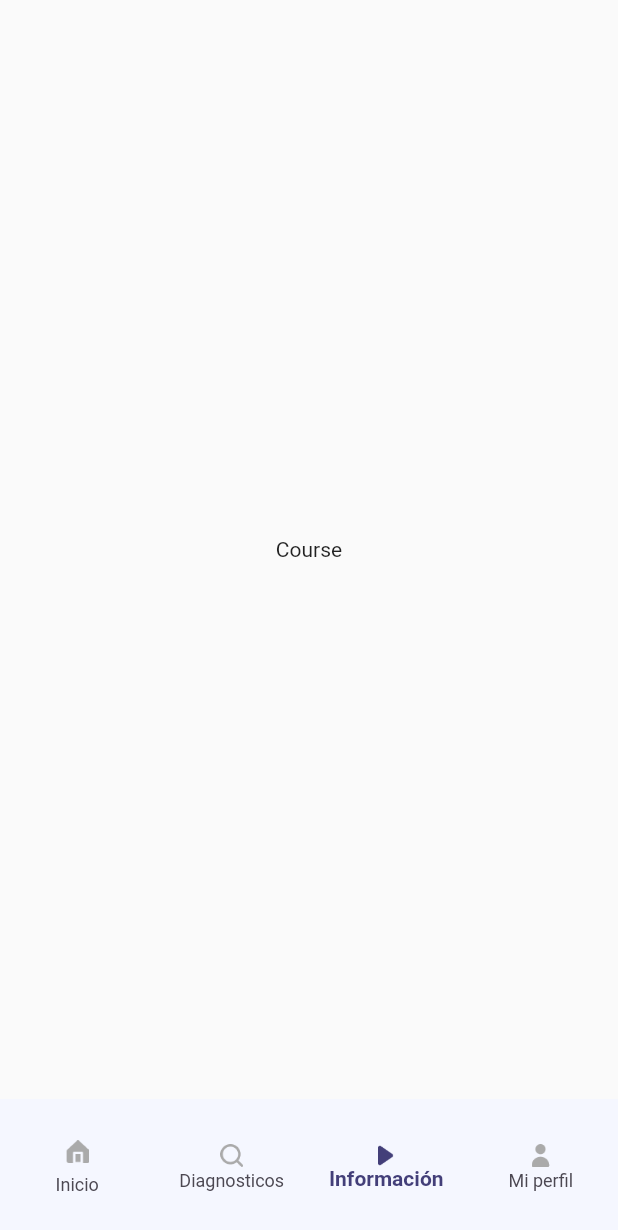
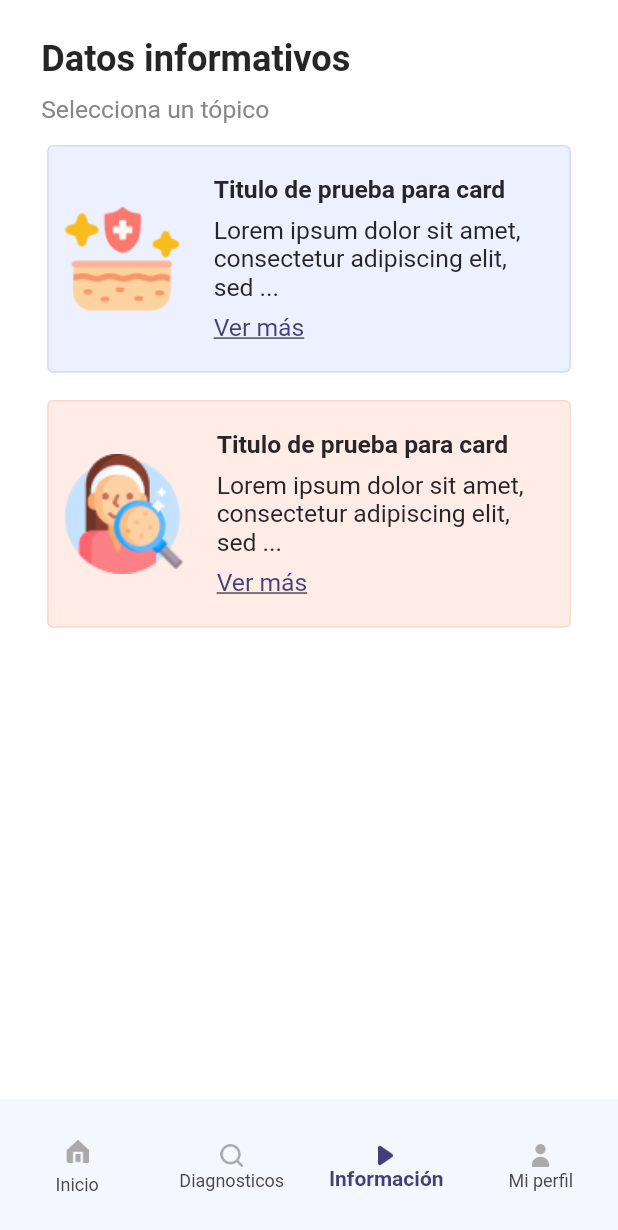
Before and after one commit to cledmir/dcp_movil, a Flutter app: the ApplicationPage screen opened directly, item 3 of the bottom bar chosen, on a phone screen of 412 x 824 dp. Shown: the top 1230 px of the screen. Run offline on Flutter 3.47's test engine with Material 2 defaults, Android fonts, the light colour scheme and no system bars; our stand-ins replace cloud_firestore, dots_indicator, firebase_auth, firebase_core, firebase_storage, flutter_bloc and 6 more; accounts and stored records are empty.

Commit message:
information

```diff
--- a/lib/common/routes/names.dart
+++ b/lib/common/routes/names.dart
@@ -13,4 +13,6 @@ class AppRoutes {
   static const SETTINGS_PAGE = "/settings";
   //Settings Page
   static const DIAGNOSIS_PAGE = "/diagnosis";
+  //Settings Page
+  static const INFORMATION_PAGE = "/information";
 }
--- a/lib/common/routes/pages.dart
+++ b/lib/common/routes/pages.dart
@@ -1,5 +1,7 @@
+import 'package:dcp_movil/pages/Information/information_page.dart';
 import 'package:dcp_movil/pages/diagnosis/bloc/diagnosis_page_blocs.dart';
 import 'package:dcp_movil/pages/diagnosis/diagnosis_page.dart';
+import 'package:dcp_movil/pages/information/bloc/information_page_blocs.dart';
 import 'package:flutter/cupertino.dart';
 import 'package:flutter/material.dart';
 import 'package:flutter_bloc/flutter_bloc.dart';
@@ -63,6 +65,12 @@ class AppPages {
           bloc: BlocProvider(
             create: (_) => DiagnosispageBlocs(),
           )),
+      PageEntity(
+          route: AppRoutes.INFORMATION_PAGE,
+          page: const InformationPage(),
+          bloc: BlocProvider(
+            create: (_) => InformationpageBlocs(),
+          )),
     ];
   }
 
--- a/lib/common/widgets/base_text_widget.dart
+++ b/lib/common/widgets/base_text_widget.dart
@@ -16,6 +16,9 @@ Widget reusableText(
         vertical: verticalMargin.h, horizontal: horizontalMargin.w),
     child: Text(
       text,
+      maxLines: 3,
+      overflow: TextOverflow.ellipsis,
+      textWidthBasis: TextWidthBasis.longestLine,
       style: TextStyle(
           color: color, fontWeight: fontWeight, fontSize: fontSize.sp),
     ),
--- a/lib/pages/application/widgets/application_widgets.dart
+++ b/lib/pages/application/widgets/application_widgets.dart
@@ -1,3 +1,4 @@
+import 'package:dcp_movil/pages/Information/information_page.dart';
 import 'package:dcp_movil/pages/diagnosis/diagnosis_page.dart';
 import 'package:flutter/cupertino.dart';
 import 'package:flutter_screenutil/flutter_screenutil.dart';
@@ -9,7 +10,7 @@ Widget buildPage(int index) {
   List<Widget> _widget = [
     const HomePage(),
     const DiagnosisPage(),
-    const Center(child: Text("Course")),
+    const InformationPage(),
     const ProfilePage(),
   ];
 
--- /dev/null
+++ b/lib/pages/information/bloc/information_page_blocs.dart
@@ -0,0 +1,15 @@
+import 'package:flutter_bloc/flutter_bloc.dart';
+import 'package:dcp_movil/pages/information/bloc/information_page_events.dart';
+import 'package:dcp_movil/pages/information/bloc/information_page_states.dart';
+
+class InformationpageBlocs
+    extends Bloc<InformationPageEvents, InformationPageStates> {
+  InformationpageBlocs() : super(const InformationPageStates()) {
+    on<InformationPageDots>(_informationPageDots);
+  }
+
+  void _informationPageDots(
+      InformationPageDots event, Emitter<InformationPageStates> emit) {
+    emit(state.copywith(index: event.index));
+  }
+}
--- /dev/null
+++ b/lib/pages/information/bloc/information_page_events.dart
@@ -0,0 +1,8 @@
+abstract class InformationPageEvents {
+  const InformationPageEvents();
+}
+
+class InformationPageDots extends InformationPageEvents {
+  final int index;
+  const InformationPageDots(this.index);
+}
--- /dev/null
+++ b/lib/pages/information/bloc/information_page_states.dart
@@ -0,0 +1,8 @@
+class InformationPageStates {
+  const InformationPageStates({this.index = 0});
+  final int index;
+
+  InformationPageStates copywith({int? index}) {
+    return InformationPageStates(index: index ?? this.index);
+  }
+}
--- /dev/null
+++ b/lib/pages/information/information_page.dart
@@ -0,0 +1,65 @@
+import 'package:dcp_movil/common/widgets/base_text_widget.dart';
+import 'package:dcp_movil/pages/Information/widgets/information_page_widgets.dart';
+import 'package:flutter/material.dart';
+import 'package:flutter_bloc/flutter_bloc.dart';
+import 'package:flutter_screenutil/flutter_screenutil.dart';
+import 'package:dcp_movil/common/values/colors.dart';
+import 'package:dcp_movil/pages/information/bloc/information_page_blocs.dart';
+import 'package:dcp_movil/pages/information/bloc/information_page_states.dart';
+
+class InformationPage extends StatefulWidget {
+  const InformationPage({super.key});
+
+  @override
+  State<InformationPage> createState() => _InformationPageState();
+}
+
+class _InformationPageState extends State<InformationPage> {
+  @override
+  Widget build(BuildContext context) {
+    return Scaffold(
+        backgroundColor: Colors.white,
+        //appBar: buildAppBar(),
+        body: BlocBuilder<InformationpageBlocs, InformationPageStates>(
+            builder: (context, state) {
+          return SingleChildScrollView(
+              child: Container(
+            margin: EdgeInsets.symmetric(vertical: 25.h, horizontal: 25.w),
+            child: Column(
+              crossAxisAlignment: CrossAxisAlignment.start,
+              children: [
+                reusableText("Datos informativos", fontSize: 22),
+                SizedBox(
+                  height: 10.h,
+                ),
+                reusableText("Selecciona un tópico",
+                    fontSize: 15,
+                    color: AppColors.primarySecondaryElementText,
+                    fontWeight: FontWeight.normal),
+                SizedBox(
+                  height: 10.h,
+                ),
+                courseGrid(
+                    backgroundColor: Color(0xffbEDF0FF),
+                    borderColor: Color(0xffbD2D9FE),
+                    title: "Titulo de prueba para card",
+                    subTitle:
+                        "Lorem ipsum dolor sit amet, consectetur adipiscing elit, sed ...",
+                    img: "assets/images/dermatologist.png"),
+                SizedBox(
+                  height: 10.h,
+                ),
+                courseGrid(
+                    backgroundColor: Color(0xffbFFECE7),
+                    borderColor: Color(0xffbFED6CB),
+                    title: "Titulo de prueba para card",
+                    subTitle:
+                        "Lorem ipsum dolor sit amet, consectetur adipiscing elit, sed ...",
+                    img: "assets/images/skin.png",
+                    photoMargin: 2),
+              ],
+            ),
+          ));
+        }));
+  }
+}
--- /dev/null
+++ b/lib/pages/information/widgets/information_page_widgets.dart
@@ -0,0 +1,74 @@
+import 'package:dcp_movil/common/values/colors.dart';
+import 'package:dcp_movil/common/widgets/base_text_widget.dart';
+import 'package:flutter/material.dart';
+import 'package:flutter_screenutil/flutter_screenutil.dart';
+
+Widget courseGrid(
+    {Color backgroundColor = Colors.white,
+    Color borderColor = Colors.white,
+    String title = "",
+    String subTitle = "",
+    String img = "",
+    int photoMargin = 1}) {
+  return Card(
+    color: backgroundColor,
+    elevation: 0,
+    shape: RoundedRectangleBorder(
+      side: BorderSide(
+        color: borderColor,
+      ),
+      borderRadius: const BorderRadius.all(Radius.circular(4)),
+    ),
+    child: Container(
+        padding: EdgeInsets.symmetric(vertical: 20.h),
+        child: Row(
+          children: [
+            Container(
+              margin: photoMargin == 1
+                  ? EdgeInsets.only(right: 10.w)
+                  : EdgeInsets.only(
+                      top: 10.w, left: 10.w, bottom: 10.w, right: 20.w),
+              height: photoMargin == 1 ? 100 : 80,
+              width: photoMargin == 1 ? 100 : 80,
+              decoration: BoxDecoration(
+                  image: DecorationImage(
+                      fit: BoxFit.cover, image: AssetImage(img))),
+            ),
+            Column(
+              crossAxisAlignment: CrossAxisAlignment.start,
+              children: [
+                reusableText(title, fontSize: 15, fontWeight: FontWeight.w600),
+                SizedBox(
+                  height: 8.h,
+                ),
+                SizedBox(
+                  width: 190.w,
+                  child: reusableText(subTitle,
+                      fontSize: 15, fontWeight: FontWeight.w400),
+                ),
+                SizedBox(
+                  height: 8.h,
+                ),
+                _forgotPassword(Color(0xffb403C77), 15)
+              ],
+            )
+          ],
+        )),
+  );
+}
+
+Widget _forgotPassword(Color textColor, int textSize) {
+  return Container(
+    child: GestureDetector(
+      onTap: () {},
+      child: Text(
+        "Ver más",
+        style: TextStyle(
+            color: textColor,
+            decoration: TextDecoration.underline,
+            fontSize: textSize.sp,
+            decorationColor: AppColors.primaryText),
+      ),
+    ),
+  );
+}
```
Also changed, not shown: assets/images/dermatologist.png (added), assets/images/skin.png (added), 1 other file.
